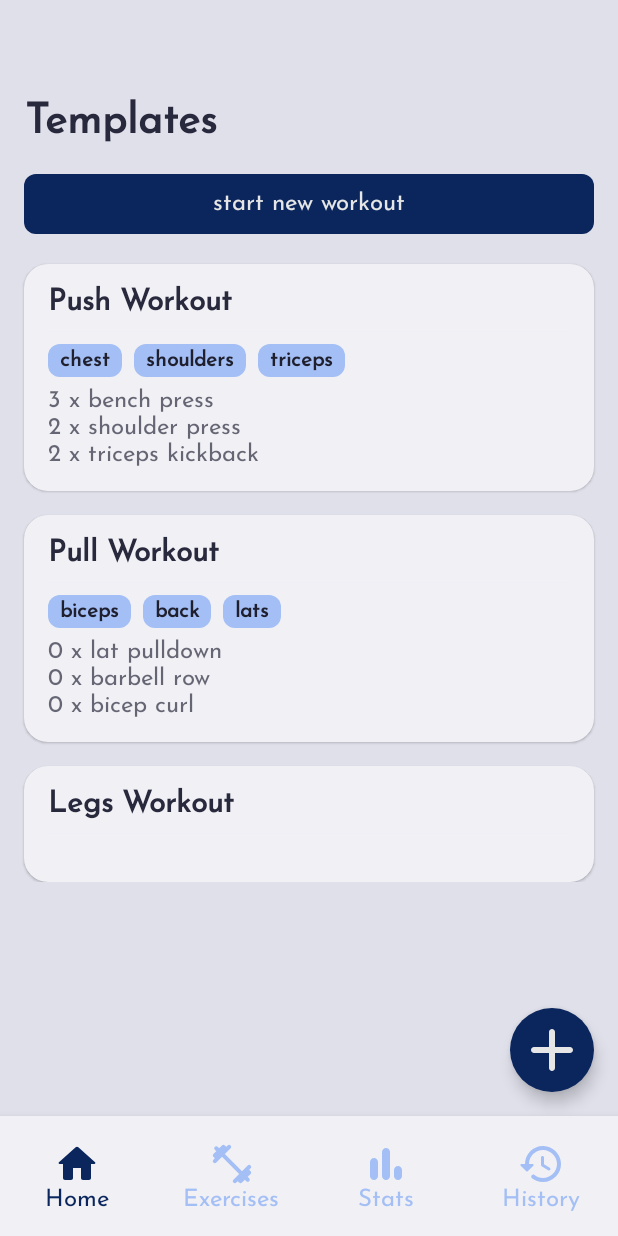
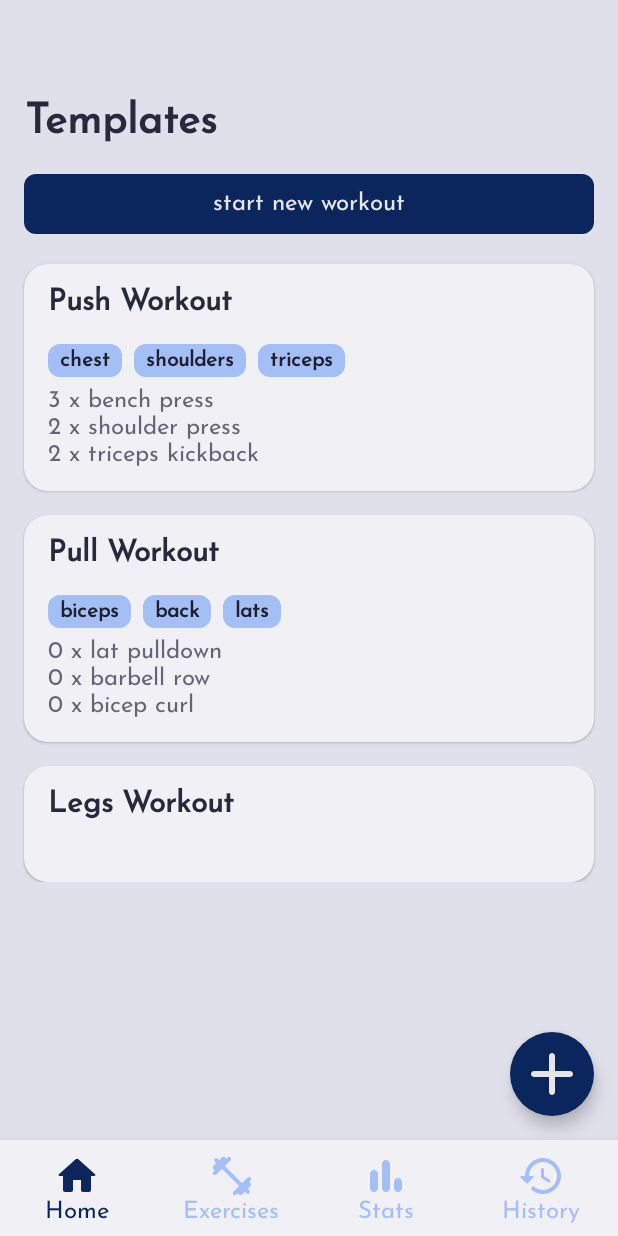
Before and after one commit to EduardDumitrescul/Liftio, an Android app built with Jetpack Compose: the screen it shows after launch (MainActivity), on a phone screen of 412 x 824 dp. Run offline under Robolectric (Android 15) with nearby library versions, the phone set to English and light mode, and no system bars; our stand-ins replace Dagger/Hilt's generated code, Room's generated code.

Commit message:
ref: made smaller

```diff
--- a/app/src/main/java/com/example/fitnesstracker/ui/nav/BottomNavBar.kt
+++ b/app/src/main/java/com/example/fitnesstracker/ui/nav/BottomNavBar.kt
@@ -46,7 +46,7 @@ fun BottomNavBar(
         color = AppTheme.colors.container,
         modifier = modifier
             .fillMaxWidth()
-            .height(80.dp),
+            .height(64.dp),
     ) {
         Row(
             verticalAlignment = Alignment.CenterVertically
@@ -89,7 +89,6 @@ private fun NavItem(
                 onClick = onClick,
             )
             .fillMaxHeight(),
-//            .background(AppTheme.colors.container),
         contentAlignment = Alignment.Center
     ){
         Column(
```
